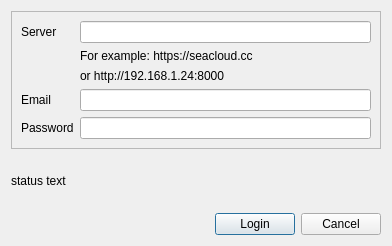
Above: ui/login-dialog.ui from haiwen/seafile-client before the change. Below: the same form after it.
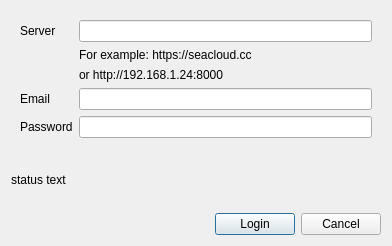
That is the form after the change.

Commit message: improve welcome dialog

```diff
--- a/ui/login-dialog.ui
+++ b/ui/login-dialog.ui
@@ -17,10 +17,10 @@
    <item>
     <widget class="QFrame" name="mFrame">
      <property name="frameShape">
-      <enum>QFrame::StyledPanel</enum>
+      <enum>QFrame::NoFrame</enum>
      </property>
      <property name="frameShadow">
-      <enum>QFrame::Raised</enum>
+      <enum>QFrame::Plain</enum>
      </property>
      <layout class="QFormLayout" name="formLayout">
       <item row="0" column="0">
```
The commit also changes 7 other files.
